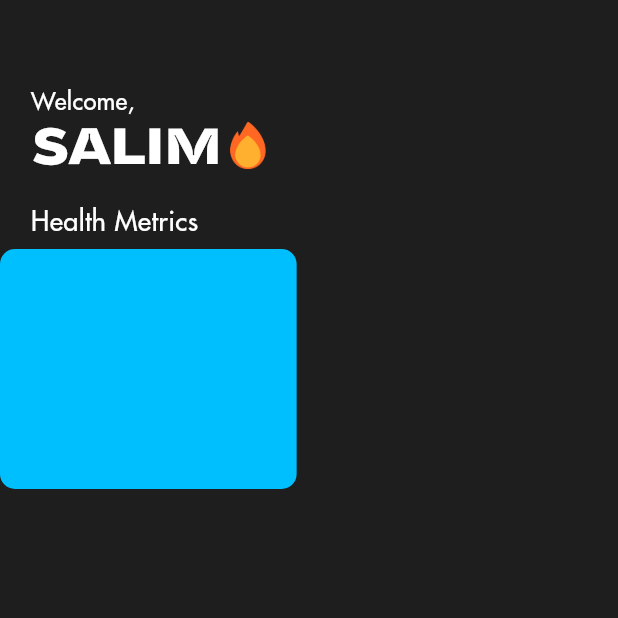
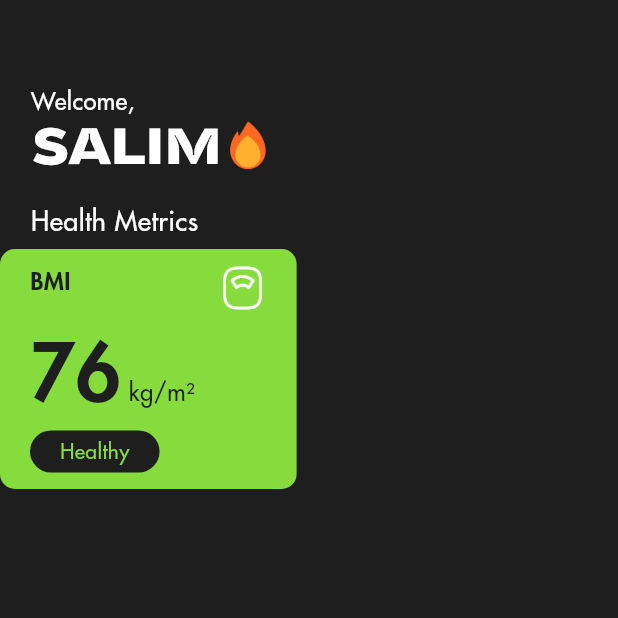
Before and after one commit to Salim-Ali-94/neutrino, a Flutter app: the screen it shows after launch, on a phone screen of 412 x 824 dp, the top half of it. Run offline on Flutter 3.47's test engine with Material 2 defaults, Android fonts, the phone set to English and light mode, and no system bars.

Commit message:
improved info card design

```diff
--- a/lib/widgets/info_card.dart
+++ b/lib/widgets/info_card.dart
@@ -11,8 +11,37 @@ class InfoCard extends StatelessWidget {
 
     final screenWidth = MediaQuery.of(context).size.width;
 
-    return Container(height: 160, width: screenWidth*0.48,
-                     decoration: BoxDecoration(color: ocean, borderRadius: BorderRadius.all(Radius.circular(10))));
+    // return Container(height: 160, width: screenWidth*0.48, padding: const EdgeInsets.all(20),
+    return Container(height: 160, width: screenWidth*0.48, padding: const EdgeInsets.symmetric(horizontal: 20, vertical: 10),
+    // return Container(height: 170, width: screenWidth*0.48, padding: const EdgeInsets.symmetric(horizontal: 20, vertical: 10),
+                     decoration: BoxDecoration(color: green, borderRadius: BorderRadius.all(Radius.circular(10))),
+
+                     child: Column(children: [Row(mainAxisAlignment: MainAxisAlignment.spaceBetween, crossAxisAlignment: CrossAxisAlignment.start,
+                                                  // children: [Text("Weight", style: TextStyle(fontFamily: "Futura", color: granite,
+                                                  children: [Text("BMI", style: TextStyle(fontFamily: "Futura", color: granite,
+                                                                                             fontWeight: FontWeight.w600, fontSize: 16)),
+
+                                                             Image.asset("assets/icons/scale.png", width: 32)]),
+
+                                              SizedBox(height: 5),
+
+                                              Row(crossAxisAlignment: CrossAxisAlignment.baseline, textBaseline: TextBaseline.alphabetic,
+                                                  children: [Text("76", style: TextStyle(color: granite, fontWeight: FontWeight.w600,
+                                                                          fontFamily: "Futura", fontSize: 52)),
+
+                                                             SizedBox(width: 5),
+
+                                                             Text("kg/m\u00B2", style: TextStyle(color: granite, fontWeight: FontWeight.w500,
+                                                                          fontFamily: "Futura", fontSize: 16))]),
+
+                                                                          // Container(height: 9, padding: const EdgeInsets.symmetric(horizontal: 5), decoration: BoxDecoration(border: Border.all(color: granite, width: 1.5), borderRadius: BorderRadius.all(Radius.circular(50))), child: Text("Healthy", style: TextStyle(fontFamily: "Futura", fontWeight: FontWeight.w500, color: Colors.white, fontSize: 16)))]));
+                                                                          // Container(padding: const EdgeInsets.symmetric(horizontal: 20, vertical: 2), decoration: BoxDecoration(border: Border.all(color: granite, width: 1.5), borderRadius: BorderRadius.all(Radius.circular(50))), child: Text("Healthy", style: TextStyle(fontFamily: "Futura", fontWeight: FontWeight.w500, color: Colors.white, fontSize: 14)))]));
+
+                                                                          // Row(mainAxisAlignment: MainAxisAlignment.end, children: [Container(padding: const EdgeInsets.symmetric(horizontal: 20, vertical: 4), decoration: BoxDecoration(color: granite, borderRadius: BorderRadius.all(Radius.circular(50))), child: Text("Healthy", style: TextStyle(fontFamily: "Futura", fontWeight: FontWeight.w500, color: green, fontSize: 14)))])]));
+                                                                          Row(children: [Container(padding: const EdgeInsets.symmetric(horizontal: 20, vertical: 4), decoration: BoxDecoration(color: granite, borderRadius: BorderRadius.all(Radius.circular(50))), child: Text("Healthy", style: TextStyle(fontFamily: "Futura", fontWeight: FontWeight.w500, color: green, fontSize: 14)))])]));
+
+                                                                          // Row(children: [Container(padding: const EdgeInsets.symmetric(horizontal: 20, vertical: 4), decoration: BoxDecoration(color: granite, borderRadius: BorderRadius.all(Radius.circular(50))), child: Text("Underweight", style: TextStyle(fontFamily: "Futura", fontWeight: FontWeight.w500, color: Colors.white, fontSize: 14)))])]));
+                                                                          // Row(mainAxisAlignment: MainAxisAlignment.end, children: [Container(padding: const EdgeInsets.symmetric(horizontal: 20, vertical: 4), decoration: BoxDecoration(color: granite, borderRadius: BorderRadius.all(Radius.circular(50))), child: Text("Underweight", style: TextStyle(fontFamily: "Futura", fontWeight: FontWeight.w500, color: Colors.white, fontSize: 14)))])]));
 
   }
 
```
Also changed, not shown: assets/icons/scale.png (added), assets/icons/sleep.png (added), assets/icons/water.png (added).
